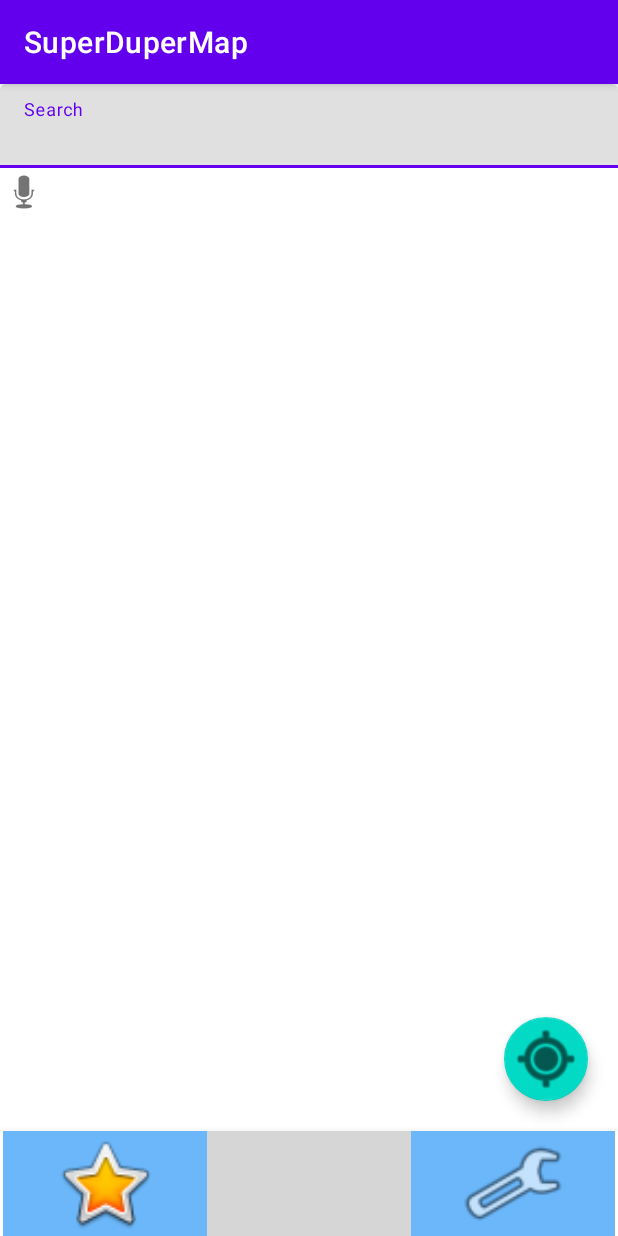
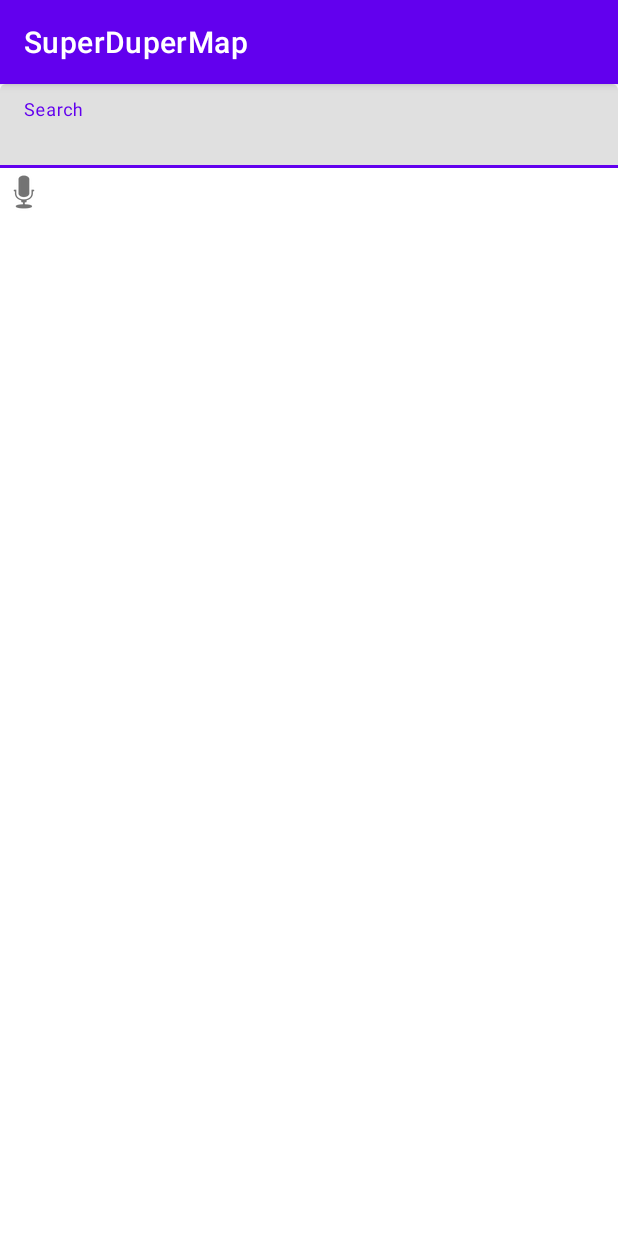
Before and after one commit to SmsS4/SuperDuperMap, an Android app: the screen it shows after launch (MainActivity before the commit, SearchActivity after it), after a tap on an icon or button, on a phone screen of 412 x 824 dp. Run offline under Robolectric (Android 15) with nearby library versions, the phone set to English and light mode, and no system bars; our stand-ins replace Room's generated code; libraries missing offline, so code that uses them is left out: com.mapbox.android, com.mapbox.api, com.mapbox.geojson, com.mapbox.mapboxsdk; plain views replace MapView; 7 statements that could not run were skipped; grey boxes are pictures that could not be loaded.

Commit message:
Move voice search to search activity

```diff
--- a/app/src/main/java/com/example/superdupermap/MainActivity.java
+++ b/app/src/main/java/com/example/superdupermap/MainActivity.java
@@ -4,17 +4,13 @@ import android.Manifest;
 import android.app.Activity;
 import android.content.Context;
 import android.content.Intent;
-import android.content.pm.ActivityInfo;
 import android.content.pm.PackageManager;
 import android.graphics.ColorMatrix;
 import android.graphics.ColorMatrixColorFilter;
 import android.location.Location;
 import android.location.LocationManager;
 import android.os.Bundle;
-import android.speech.RecognizerIntent;
-import android.view.MenuItem;
 import android.view.View;
-import android.widget.Button;
 import android.widget.ImageView;
 import android.widget.Toast;
 
@@ -25,14 +21,11 @@ import androidx.core.app.ActivityCompat;
 
 import com.example.superdupermap.bookmark.BookmarkActivity;
 import com.example.superdupermap.database.AppDatabase;
-import com.example.superdupermap.database.Bookmark;
 import com.example.superdupermap.database.Config;
+import com.example.superdupermap.search.SearchActivity;
 import com.example.superdupermap.setttings.ConfigStorage;
-import com.example.superdupermap.search.SearchActivity;
 import com.example.superdupermap.setttings.SettingsActivity;
-import com.google.android.material.bottomnavigation.BottomNavigationView;
 import com.google.android.material.floatingactionbutton.FloatingActionButton;
-import com.google.android.material.textfield.TextInputEditText;
 import com.mapbox.android.core.permissions.PermissionsListener;
 import com.mapbox.android.core.permissions.PermissionsManager;
 import com.mapbox.mapboxsdk.Mapbox;
@@ -57,7 +50,9 @@ public class MainActivity extends AppCompatActivity implements OnMapReadyCallbac
     private MapView mapView;
     private AppDatabase db;
     private ThreadPoolExecutor threadPoolExecutor;
-
+    private PermissionsManager permissionsManager;
+    private MapboxMap mapboxMap;
+    private LocationManager locationManager;
 
     public void initThreadPool() {
         LinkedBlockingQueue<Runnable> queue = new LinkedBlockingQueue<>();
@@ -79,11 +74,6 @@ public class MainActivity extends AppCompatActivity implements OnMapReadyCallbac
         });
     }
 
-    private PermissionsManager permissionsManager;
-    private MapboxMap mapboxMap;
-    private LocationManager locationManager;
-    private static final int SPEECH_REQUEST_CODE = 0;
-
     public void pre() {
         if (ConfigStorage.darkMode) {
             AppCompatDelegate.setDefaultNightMode(AppCompatDelegate.MODE_NIGHT_YES);
@@ -96,7 +86,8 @@ public class MainActivity extends AppCompatActivity implements OnMapReadyCallbac
         findViewById(R.id.bookmark_nav).setOnClickListener(v -> {
             System.out.println("bookmark_nav called on Main");
             finish();
-            startActivity(new Intent(from, BookmarkActivity.class).addFlags(Intent.FLAG_ACTIVITY_NO_ANIMATION));
+            startActivity(new Intent(from, BookmarkActivity.class)
+                    .addFlags(Intent.FLAG_ACTIVITY_NO_ANIMATION));
         });
 
         ColorMatrix matrix = new ColorMatrix();
@@ -106,34 +97,19 @@ public class MainActivity extends AppCompatActivity implements OnMapReadyCallbac
 
         findViewById(R.id.setting_nav).setOnClickListener(v -> {
             finish();
-            startActivity(new Intent(from, SettingsActivity.class).addFlags(Intent.FLAG_ACTIVITY_NO_ANIMATION));
+            startActivity(new Intent(from, SettingsActivity.class)
+                    .addFlags(Intent.FLAG_ACTIVITY_NO_ANIMATION));
         });
-    }
-    @Override
-    protected void onActivityResult(int requestCode, int resultCode,
-                                    Intent data) {
-        if (requestCode == SPEECH_REQUEST_CODE && resultCode == RESULT_OK) {
-            List<String> results = data.getStringArrayListExtra(
-                    RecognizerIntent.EXTRA_RESULTS);
-            String spokenText = results.get(0);
-            // Do something with spokenText.
-            System.out.println(spokenText);
-            ((TextInputEditText)findViewById(R.id.searchBoxReal)).setText(spokenText);
-        }
-        super.onActivityResult(requestCode, resultCode, data);
-    }
 
-    private void initVoiceSearch(){
-        /// todo add this feature to bookmark
-        ImageView mic = findViewById(R.id.mic);
-        mic.setOnClickListener(v -> {
-            Intent intent = new Intent(RecognizerIntent.ACTION_RECOGNIZE_SPEECH);
-            intent.putExtra(RecognizerIntent.EXTRA_LANGUAGE_MODEL,
-                    RecognizerIntent.LANGUAGE_MODEL_FREE_FORM);
-            /// remove this lint for english
-            intent.putExtra(RecognizerIntent.EXTRA_LANGUAGE, "fa");
-
-            startActivityForResult(intent, SPEECH_REQUEST_CODE);
+        findViewById(R.id.searchBoxReal).setOnFocusChangeListener(new View.OnFocusChangeListener() {
+            @Override
+            public void onFocusChange(View v, boolean hasFocus) {
+                if (hasFocus) {
+                    finish();
+                    startActivity(new Intent(from, SearchActivity.class)
+                            .addFlags(Intent.FLAG_ACTIVITY_NO_ANIMATION));
+                }
+            }
         });
     }
 
@@ -144,8 +120,6 @@ public class MainActivity extends AppCompatActivity implements OnMapReadyCallbac
         Mapbox.getInstance(this, getString(R.string.mapbox_access_token));
 
         pre();
-
-        initVoiceSearch();
 
         mapView = (MapView) findViewById(R.id.mapView);
         mapView.onCreate(savedInstanceState);
@@ -177,6 +151,7 @@ public class MainActivity extends AppCompatActivity implements OnMapReadyCallbac
             }
         });
     }
+
 
     public void onMapReady(@NonNull MapboxMap mapboxMap) {
         MainActivity.this.mapboxMap = mapboxMap;
--- a/app/src/main/java/com/example/superdupermap/search/SearchActivity.java
+++ b/app/src/main/java/com/example/superdupermap/search/SearchActivity.java
@@ -1,9 +1,13 @@
 package com.example.superdupermap.search;
 
+import android.content.Intent;
 import android.os.Bundle;
+import android.speech.RecognizerIntent;
 import android.text.Editable;
 import android.text.TextWatcher;
+import android.view.View;
 import android.widget.EditText;
+import android.widget.ImageView;
 
 import androidx.annotation.NonNull;
 import androidx.appcompat.app.AppCompatActivity;
@@ -11,6 +15,7 @@ import androidx.recyclerview.widget.LinearLayoutManager;
 import androidx.recyclerview.widget.RecyclerView;
 
 import com.example.superdupermap.R;
+import com.google.android.material.textfield.TextInputEditText;
 import com.mapbox.api.geocoding.v5.MapboxGeocoding;
 import com.mapbox.api.geocoding.v5.models.CarmenFeature;
 import com.mapbox.api.geocoding.v5.models.GeocodingResponse;
@@ -25,6 +30,7 @@ import retrofit2.Callback;
 import retrofit2.Response;
 
 public class SearchActivity extends AppCompatActivity {
+    private static final int SPEECH_REQUEST_CODE = 0;
     private RecyclerView.Adapter adapter;
     private List<SearchResult> searchResults;
     private RecyclerView searchResultsView;
@@ -34,6 +40,8 @@ public class SearchActivity extends AppCompatActivity {
     protected void onCreate(Bundle savedInstanceState) {
         super.onCreate(savedInstanceState);
         setContentView(R.layout.activity_search);
+
+        initVoiceSearch();
 
         initSearchResultsList();
 
@@ -52,6 +60,37 @@ public class SearchActivity extends AppCompatActivity {
                 searchPattern(s.toString());
             }
         });
+
+        initVoiceSearch();
+    }
+
+    private void initVoiceSearch() {
+        /// todo add this feature to bookmark
+        ImageView mic = findViewById(R.id.mic);
+        mic.setOnClickListener(v -> {
+            Intent intent = new Intent(RecognizerIntent.ACTION_RECOGNIZE_SPEECH);
+            intent.putExtra(RecognizerIntent.EXTRA_LANGUAGE_MODEL,
+                    RecognizerIntent.LANGUAGE_MODEL_FREE_FORM);
+            /// remove this lint for english
+            intent.putExtra(RecognizerIntent.EXTRA_LANGUAGE, "fa");
+
+            startActivityForResult(intent, SPEECH_REQUEST_CODE);
+        });
+    }
+
+    @Override
+    protected void onActivityResult(int requestCode, int resultCode, Intent data) {
+        if (requestCode == SPEECH_REQUEST_CODE) {
+            if (resultCode != RESULT_OK)
+                return;
+            List<String> results = data.getStringArrayListExtra(
+                    RecognizerIntent.EXTRA_RESULTS);
+            String spokenText = results.get(0);
+            // Do something with spokenText.
+            System.out.println(spokenText);
+            ((TextInputEditText) findViewById(R.id.searchTextInput)).setText(spokenText);
+        }
+        super.onActivityResult(requestCode, resultCode, data);
     }
 
     private void initSearchResultsList() {
@@ -62,6 +101,22 @@ public class SearchActivity extends AppCompatActivity {
 
         adapter = new SearchResultListAdapter(searchResults);
         searchResultsView.setAdapter(adapter);
+
+        searchResultsView.addOnItemTouchListener(
+                new RecyclerItemClickListener(this, searchResultsView,
+                        new RecyclerItemClickListener.OnItemClickListener() {
+                            @Override
+                            public void onItemClick(View view, int position) {
+                            }
+
+                            @Override
+                            public void onLongItemClick(View view, int position) {
+                                LatLng location = searchResults.get(position).getLocation();
+
+                            }
+                        }
+                )
+        );
     }
 
     private void searchPattern(String pattern) {
--- a/app/src/main/res/layout/activity_main.xml
+++ b/app/src/main/res/layout/activity_main.xml
@@ -19,13 +19,6 @@
             android:layout_width="match_parent"
             android:layout_height="wrap_content"
             android:hint="@string/search" />
-
-        <ImageView
-            android:id="@+id/mic"
-            android:layout_width="wrap_content"
-            android:layout_height="wrap_content"
-            android:layout_weight="1"
-            app:srcCompat="@android:drawable/ic_btn_speak_now" />
     </com.google.android.material.textfield.TextInputLayout>
 
     <FrameLayout
@@ -73,17 +66,16 @@
         android:id="@+id/bottomNavigationView"
         android:layout_width="match_parent"
         android:layout_height="70dp"
-        app:layout_constraintBottom_toBottomOf="parent"
-        >
+        app:layout_constraintBottom_toBottomOf="parent">
 
-        <include  layout="@layout/bottom_nav_menu"
+        <include
             android:id="@+id/id"
+            layout="@layout/bottom_nav_menu"
             android:layout_width="match_parent"
             android:layout_height="wrap_content"
-            android:layout_weight="1"
             android:layout_marginLeft="2sp"
             android:layout_marginRight="2sp"
-            />
+            android:layout_weight="1" />
 
     </com.google.android.material.bottomnavigation.BottomNavigationView>
 
--- a/app/src/main/res/layout/activity_search.xml
+++ b/app/src/main/res/layout/activity_search.xml
@@ -17,7 +17,17 @@
             android:id="@+id/searchTextInput"
             android:layout_width="match_parent"
             android:layout_height="wrap_content"
-            android:hint="@string/search" />
+            android:hint="@string/search">
+
+            <requestFocus />
+        </com.google.android.material.textfield.TextInputEditText>
+
+        <ImageView
+            android:id="@+id/mic"
+            android:layout_width="wrap_content"
+            android:layout_height="wrap_content"
+            android:layout_weight="1"
+            app:srcCompat="@android:drawable/ic_btn_speak_now" />
     </com.google.android.material.textfield.TextInputLayout>
 
     <androidx.recyclerview.widget.RecyclerView
```
